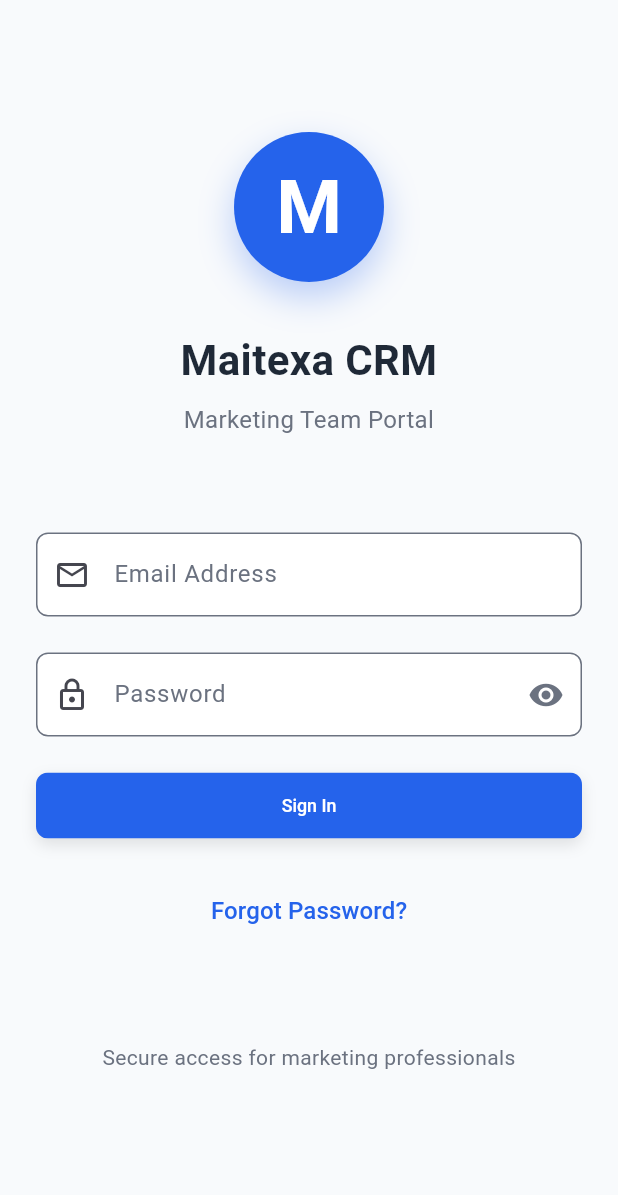
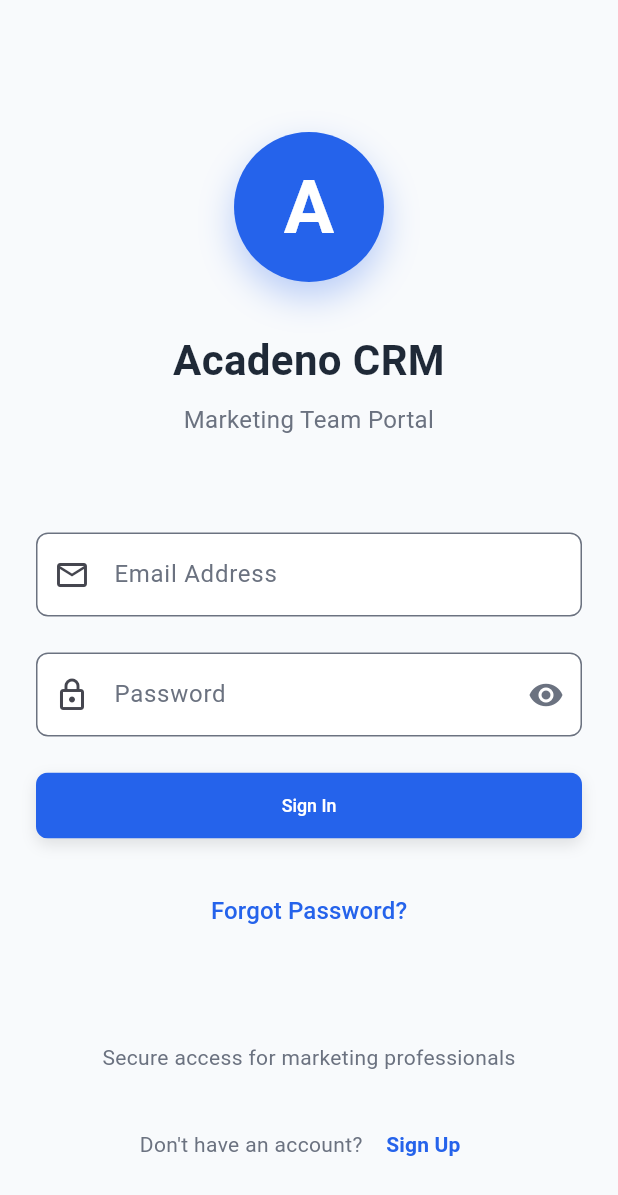
Before and after one commit to ShadaMaitexa/maitexa_crm_flutter, a Flutter app: the screen it shows after launch, on a phone screen of 412 x 824 dp. Shown: the top 1195 px of the screen. Run offline on Flutter 3.47's test engine with Material 3 defaults, Android fonts, the phone set to English and light mode, and no system bars; our stand-ins replace cloud_firestore, firebase_core, firebase_messaging, fl_chart, font_awesome_flutter, geocoding and 5 more; missing offline and left inert: call_log, cloudinary; accounts and stored records are empty.

Commit message:
feat: Add foundational CRM application with user authentication, dashboard, and various core screens and services.

```diff
--- a/lib/constants/app_constants.dart
+++ b/lib/constants/app_constants.dart
@@ -62,7 +62,7 @@ class AppSizes {
 }
 
 class AppStrings {
-  static const String appName = 'Maitexa CRM';
+  static const String appName = 'Acadeno CRM';
   static const String appVersion = '1.0.0';
   static const String appTagline = 'Marketing Team Portal';
   static const String secureAccess =
@@ -116,6 +116,10 @@ class AppStrings {
   static const String high = 'HIGH';
   static const String medium = 'MEDIUM';
   static const String low = 'LOW';
+
+  // WhatsApp Messages
+  static const String defaultWhatsAppMessage =
+      "Hello,\n\nThank you for contacting Acadeno CRM.\n\nWhich course are you interested in?\n\n1. Python\n2. Data Analytics\n3. Flutter\n4. AI / Machine Learning";
 }
 
 class AppRoutes {
@@ -133,7 +137,7 @@ class AppRoutes {
 
 class AppConfig {
   // API Configuration
-  static const String baseUrl = 'https://api.maitexa.com';
+  static const String baseUrl = 'https://api.acadeno.com';
   static const String apiVersion = '/api';
   static const int timeoutDuration = 30000; // 30 seconds
 
--- a/lib/main.dart
+++ b/lib/main.dart
@@ -37,7 +37,7 @@ class MyApp extends StatelessWidget {
         ChangeNotifierProvider(create: (_) => LeadProvider()),
       ],
       child: MaterialApp(
-        title: 'Maitexa CRM',
+        title: 'Acadeno CRM',
         debugShowCheckedModeBanner: false,
         theme: ThemeData(
           useMaterial3: true,
--- a/lib/models/user_model.dart
+++ b/lib/models/user_model.dart
@@ -57,7 +57,7 @@ class User {
       role: json['role'] ?? '',
       phone: json['phone'] ?? '',
       avatar: json['avatar'] ?? generateAvatar(json['name'] ?? ''),
-      organization: json['organization'] ?? 'Maitexa IT Training',
+      organization: json['organization'] ?? 'Acadeno CRM',
       isActive: json['isActive'] ?? true,
       createdAt: parseDateTime(json['createdAt']),
       lastLogin: parseDateTime(json['lastLogin']),
--- a/lib/providers/auth_provider.dart
+++ b/lib/providers/auth_provider.dart
@@ -120,7 +120,7 @@ class AuthProvider extends ChangeNotifier {
             role: FirebaseService.adminRole,
             phone: '+91 98765 43210',
             avatar: 'A',
-            organization: 'Maitexa IT Training',
+            organization: 'Acadeno CRM',
             isActive: true,
             createdAt: DateTime.now(),
             lastLogin: DateTime.now(),
@@ -137,7 +137,7 @@ class AuthProvider extends ChangeNotifier {
               role: userRole,
               phone: userPhone ?? '',
               avatar: userAvatar ?? userEmail[0].toUpperCase(),
-              organization: userOrganization ?? 'Maitexa IT Training',
+              organization: userOrganization ?? 'Acadeno CRM',
               isActive: true,
               createdAt: DateTime.now(),
               lastLogin: DateTime.now(),
--- a/lib/providers/lead_provider.dart
+++ b/lib/providers/lead_provider.dart
@@ -1,4 +1,5 @@
 import 'package:flutter/material.dart';
+import '../constants/app_constants.dart';
 import '../services/firebase_service.dart';
 import 'package:url_launcher/url_launcher.dart';
 
@@ -54,9 +55,7 @@ class LeadProvider with ChangeNotifier {
       phone = '91$phone';
     }
 
-    final message =
-        customMessage ??
-        "Hello,\n\nThank you for contacting our training institute.\n\nWhich course are you interested in?\n\n1. Python\n2. Data Analytics\n3. Flutter\n4. AI";
+    final message = customMessage ?? AppStrings.defaultWhatsAppMessage;
     final encodedMessage = Uri.encodeComponent(message);
 
     // ---------------------------------------------------------------
--- a/lib/screens/login_screen.dart
+++ b/lib/screens/login_screen.dart
@@ -6,6 +6,7 @@ import '../widgets/custom_button.dart';
 import '../widgets/custom_text_field.dart';
 import '../utils/validation_utils.dart';
 import 'dashboard_screen.dart';
+import 'signup_screen.dart';
 
 class LoginScreen extends StatefulWidget {
   const LoginScreen({super.key});
@@ -82,7 +83,7 @@ class _LoginScreenState extends State<LoginScreen> {
                     ),
                     child: const Center(
                       child: Text(
-                        'M',
+                        'A',
                         style: TextStyle(
                           fontSize: 50,
                           fontWeight: FontWeight.bold,
@@ -185,6 +186,33 @@ class _LoginScreenState extends State<LoginScreen> {
                 ),
                 const SizedBox(height: AppSizes.paddingL),
 
+                // Sign Up Link
+                Row(
+                  mainAxisAlignment: MainAxisAlignment.center,
+                  children: [
+                    const Text(
+                      "Don't have an account? ",
+                      style: TextStyle(color: AppColors.textSecondary),
+                    ),
+                    TextButton(
+                      onPressed: () {
+                        Navigator.of(context).push(
+                          MaterialPageRoute(
+                            builder: (context) => const SignupScreen(),
+                          ),
+                        );
+                      },
+                      child: const Text(
+                        'Sign Up',
+                        style: TextStyle(
+                          color: AppColors.primary,
+                          fontWeight: FontWeight.bold,
+                        ),
+                      ),
+                    ),
+                  ],
+                ),
+                const SizedBox(height: AppSizes.paddingL),
               ],
             ),
           ),
--- a/lib/screens/profile_screen.dart
+++ b/lib/screens/profile_screen.dart
@@ -464,7 +464,9 @@ class _ProfileScreenState extends State<ProfileScreen> {
                       await authProvider.logout();
                       if (mounted) {
                         Navigator.of(context).pushAndRemoveUntil(
-                          MaterialPageRoute(builder: (context) => const SplashScreen()),
+                          MaterialPageRoute(
+                            builder: (context) => const SplashScreen(),
+                          ),
                           (route) => false,
                         );
                       }
@@ -488,7 +490,7 @@ class _ProfileScreenState extends State<ProfileScreen> {
               const SizedBox(height: AppSizes.paddingS),
               const Center(
                 child: Text(
-                  'Made with ❤️ for Maitexa Team',
+                  'Made with ❤️ for Acadeno CRM Team',
                   style: TextStyle(
                     color: AppColors.textSecondary,
                     fontSize: 14,
--- a/lib/screens/splash_screen.dart
+++ b/lib/screens/splash_screen.dart
@@ -105,7 +105,7 @@ class _SplashScreenState extends State<SplashScreen>
                       ),
                       child: Center(
                         child: Text(
-                          'M',
+                          'A',
                           style: TextStyle(
                             fontSize: 60,
                             fontWeight: FontWeight.bold,
--- a/lib/services/firebase_service.dart
+++ b/lib/services/firebase_service.dart
@@ -21,7 +21,7 @@ class FirebaseService {
   static const String leadActivitiesCollection = 'lead_activities';
 
   // Hardcoded admin credentials
-  static const String adminEmail = 'admin@maitexa.com';
+  static const String adminEmail = 'admin@acadeno.com';
   static const String adminPassword = 'admin123';
   static const String adminName = 'Admin User';
   static const String adminRole = 'admin';
@@ -41,7 +41,7 @@ class FirebaseService {
           role: adminRole,
           phone: '+91 98765 43210',
           avatar: 'A',
-          organization: 'Maitexa IT Training',
+          organization: 'Acadeno CRM',
           isActive: true,
           createdAt: DateTime.now(),
           lastLogin: DateTime.now(),
@@ -145,7 +145,7 @@ class FirebaseService {
       // Set default organization if not provided
       if (userData['organization'] == null ||
           userData['organization'].toString().isEmpty) {
-        userData['organization'] = 'Maitexa IT Training';
+        userData['organization'] = 'Acadeno CRM';
       }
 
       final DocumentReference docRef = await _firestore
```
Also changed, not shown: lib/screens/dashboard_screen.dart (+1 -70 lines), lib/screens/signup_screen.dart (added, +282 -0 lines), lib/screens/todays_calls_screen.dart (+10 -6 lines).
